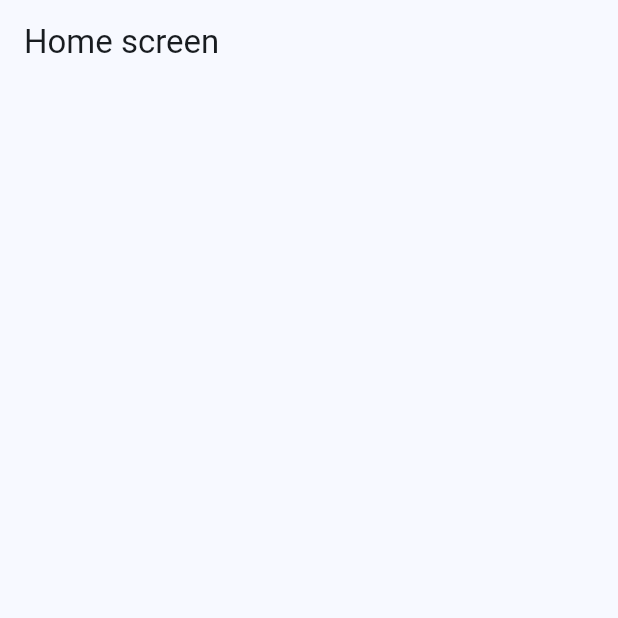
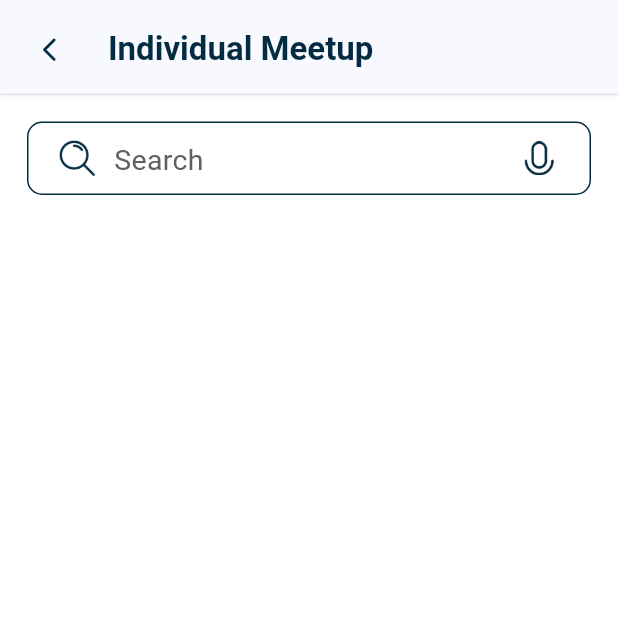
Before and after one commit to codex7Teen/promilo_app_flutter_api, a Flutter app: the ScreenHome screen opened directly, on a phone screen of 412 x 824 dp, the top half of it. Run offline on Flutter 3.47's test engine with Material 3 defaults, Android fonts, the phone set to English and light mode, and no system bars; our stand-ins replace flutter_secure_storage, get; accounts and stored records are empty.

Commit message:
added bottom navbar and started doing the meetup screen

```diff
--- a/lib/core/config/app_colors.dart
+++ b/lib/core/config/app_colors.dart
@@ -6,5 +6,6 @@ class AppColors {
   static const Color greyColor = Colors.grey;
   static const Color darkBlueThemeColor = Color(0xFF032C42);
   static const Color blueThemeColor = Color(0xFF2179A6);
+  static const Color cyanBlueThemeColor = Color(0xFF3EDCE3);
    static const Color blackColor = Colors.black;
 }
--- a/lib/core/config/app_text_styles.dart
+++ b/lib/core/config/app_text_styles.dart
@@ -15,7 +15,8 @@ class AppTextStyles {
       fontSize: 21,
       color: AppColors.darkBlueThemeColor);
 
-  static const TextStyle promiloText = TextStyle(fontWeight: FontWeight.bold);
+  static const TextStyle promiloText = TextStyle(
+      fontWeight: FontWeight.bold, color: AppColors.darkBlueThemeColor);
 
   static const TextStyle rememberMeText =
       TextStyle(color: AppColors.darkGreyColor, fontSize: 16.2);
--- a/lib/features/home/presentation/screen/home_screen.dart
+++ b/lib/features/home/presentation/screen/home_screen.dart
@@ -1,4 +1,6 @@
 import 'package:flutter/material.dart';
+import 'package:promilo_flutter_app/core/config/app_colors.dart';
+import 'package:promilo_flutter_app/features/home/presentation/widgets/home_screen_widgets.dart';
 
 class ScreenHome extends StatelessWidget {
   const ScreenHome({super.key});
@@ -6,7 +8,42 @@ class ScreenHome extends StatelessWidget {
   @override
   Widget build(BuildContext context) {
     return Scaffold(
-      appBar: AppBar(title: Text('Home screen')),
+      //! APP-BAR
+      appBar: HomeScreenWidgets.buildAppbar(),
+      backgroundColor: AppColors.whiteColor,
+      body: Padding(
+        padding: const EdgeInsets.only(left: 18, right: 18, top: 18),
+        child: Column(
+          children: [
+            //! SEARCH-BAR
+            Container(
+              padding: EdgeInsets.symmetric(vertical: 11, horizontal: 20),
+              height: 49,
+              decoration: BoxDecoration(
+                  borderRadius: BorderRadius.circular(10),
+                  border: Border.all(color: AppColors.darkBlueThemeColor)),
+              child: Row(
+                mainAxisAlignment: MainAxisAlignment.start,
+                crossAxisAlignment: CrossAxisAlignment.center,
+                children: [
+                  Image.asset('assets/images/search_icon.png',
+                      color: AppColors.darkBlueThemeColor),
+                  SizedBox(width: 12),
+                  Expanded(
+                    child: Text('Search',
+                        style: TextStyle(
+                            fontSize: 19, color: AppColors.darkGreyColor)),
+                  ),
+                  Image.asset('assets/images/microphone_icon.png',
+                      width: 27, color: AppColors.darkBlueThemeColor),
+                ],
+              ),
+            ),
+
+            //! CAROUSEL
+          ],
+        ),
+      ),
     );
   }
 }
--- /dev/null
+++ b/lib/features/home/presentation/widgets/home_screen_widgets.dart
@@ -0,0 +1,36 @@
+import 'package:flutter/material.dart';
+import 'package:promilo_flutter_app/core/config/app_colors.dart';
+import 'package:promilo_flutter_app/core/config/app_text_styles.dart';
+
+class HomeScreenWidgets {
+  static PreferredSizeWidget buildAppbar() {
+    return AppBar(
+        bottom: PreferredSize(
+          preferredSize: Size.fromHeight(7),
+          child: Container(
+            height: 0.4,
+            decoration: BoxDecoration(
+              color: Colors.grey.withValues(alpha: 0.5),
+              boxShadow: [
+                BoxShadow(
+                    color: Colors.black.withValues(alpha: 0.1),
+                    offset: Offset(0, 1),
+                    blurRadius: 1,
+                    spreadRadius: 0.2),
+              ],
+            ),
+          ),
+        ),
+        title: Padding(
+          padding: const EdgeInsets.only(top: 10),
+          child: Text(
+            'Individual Meetup',
+            style: AppTextStyles.promiloText,
+          ),
+        ),
+        leading: Padding(
+          padding: const EdgeInsets.only(left: 10, top: 10),
+          child: Icon(Icons.arrow_back_ios_new_rounded, size: 19, color: AppColors.darkBlueThemeColor,),
+        ));
+  }
+}
--- a/lib/main.dart
+++ b/lib/main.dart
@@ -2,6 +2,7 @@ import 'package:flutter/material.dart';
 import 'package:flutter_secure_storage/flutter_secure_storage.dart';
 import 'package:get/get.dart';
 import 'package:promilo_flutter_app/core/config/app_colors.dart';
+import 'package:promilo_flutter_app/core/navigation/main_bottom_navigaton.dart';
 import 'package:promilo_flutter_app/features/auth/presentation/screens/login_screen.dart';
 import 'package:promilo_flutter_app/features/home/presentation/screen/home_screen.dart';
 
@@ -28,6 +29,6 @@ class MyApp extends StatelessWidget {
               ColorScheme.fromSeed(seedColor: AppColors.darkBlueThemeColor),
           useMaterial3: true,
         ),
-        home: isLoggedIn ? ScreenHome() : ScreenLogin());
+        home: isLoggedIn ? MainBottomNavigaton() : ScreenLogin());
   }
 }
--- a/pubspec.yaml
+++ b/pubspec.yaml
@@ -35,6 +35,7 @@ dependencies:
   flutter_secure_storage: ^9.2.4
   get: ^4.7.2
   http: ^1.3.0
+  smooth_page_indicator: ^1.2.0+3
 
 dev_dependencies:
   flutter_lints: ^5.0.0
```
Also changed, not shown: lib/core/navigation/main_bottom_navigaton.dart (added, +88 -0 lines), assets/images/agree_icon.png (added), assets/images/carousel_1.jpg (added), assets/images/carousel_2.jpg (added), assets/images/carousel_3.jpg (added), assets/images/category.png (added), assets/images/file_search.png (added), assets/images/home_icon.png (added), assets/images/microphone_icon.png (added), assets/images/search_icon.png (added), assets/images/user_icon.png (added), pubspec.lock.
